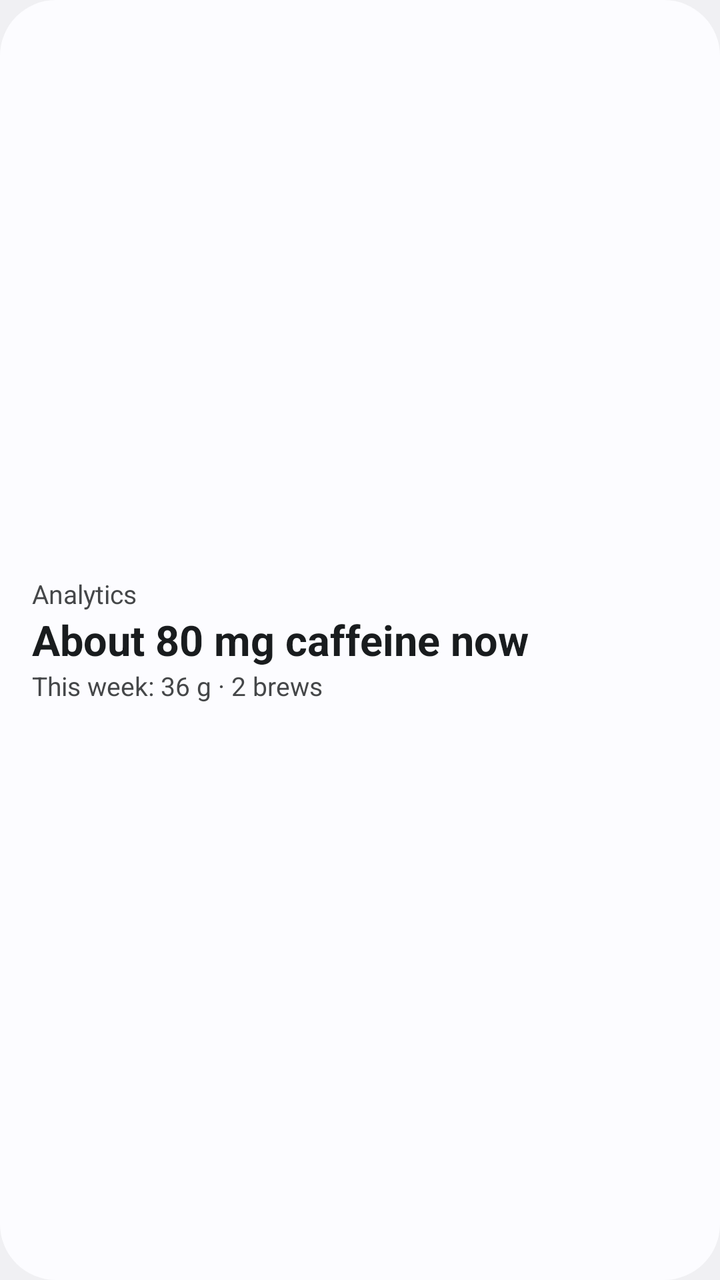
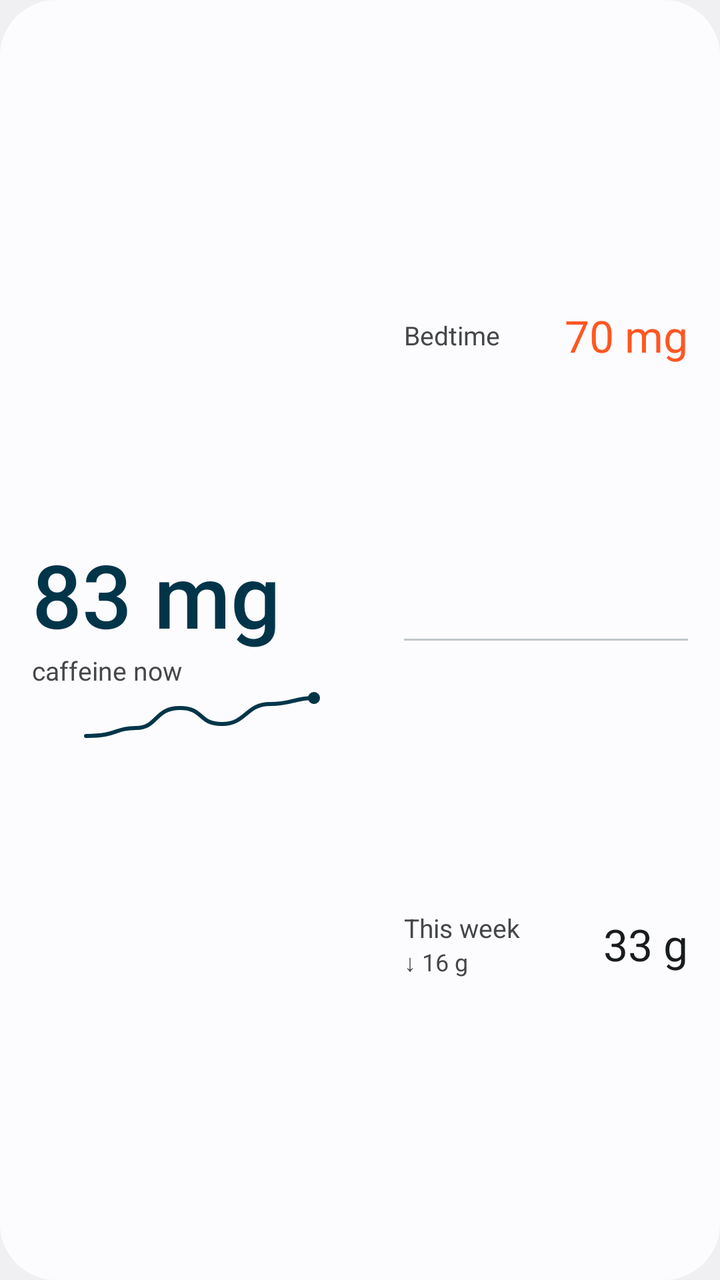

The first picture is an Android layout as it rendered before a commit; the second is the same layout after the commit. The layout source and the unified diff follow.
<!-- AndroidManifest.xml: application theme Theme.App -->
<!-- res/layout/widget_analytics_preview.xml -->
<?xml version="1.0" encoding="utf-8"?>
<LinearLayout xmlns:android="http://schemas.android.com/apk/res/android"
    android:layout_width="match_parent"
    android:layout_height="match_parent"
    android:background="@drawable/widget_brew_background"
    android:gravity="center_vertical"
    android:orientation="vertical"
    android:padding="16dp">
    <TextView android:layout_width="match_parent" android:layout_height="wrap_content" android:text="@string/analytics_widget_name" android:textColor="@color/widget_secondary_text" android:textSize="13sp" />
    <TextView android:layout_width="match_parent" android:layout_height="wrap_content" android:text="@string/analytics_widget_preview_caffeine" android:textColor="@color/widget_primary_text" android:textSize="21sp" android:textStyle="bold" />
    <TextView android:layout_width="match_parent" android:layout_height="wrap_content" android:text="@string/analytics_widget_preview_week" android:textColor="@color/widget_secondary_text" android:textSize="13sp" />
</LinearLayout>
<!-- resources referenced by this layout -->
<resources>
  <color name="widget_primary_text">@android:color/system_neutral1_900</color>
  <color name="widget_secondary_text">@android:color/system_neutral1_700</color>
  <!-- drawable widget_brew_background (drawable) -->
  <?xml version="1.0" encoding="utf-8"?>
  <shape xmlns:android="http://schemas.android.com/apk/res/android" android:shape="rectangle">
      <solid android:color="@color/widget_background" />
      <corners android:radius="@android:dimen/system_app_widget_background_radius" />
  </shape>
  <string name="analytics_widget_name">Analytics</string>
  <string name="analytics_widget_preview_caffeine">About 80 mg caffeine now</string>
  <string name="analytics_widget_preview_week">This week: 36 g · 2 brews</string>
  <style name="Theme.App" parent="android:Theme.DeviceDefault.Light.NoActionBar" />
  <color name="widget_background">@android:color/system_neutral1_10</color>
</resources>

<!-- the commit's change to res/layout/widget_analytics_preview.xml (unified diff, before → after) -->
@@ -1,12 +1,29 @@
 <?xml version="1.0" encoding="utf-8"?>
 <LinearLayout xmlns:android="http://schemas.android.com/apk/res/android"
+    android:id="@android:id/background"
     android:layout_width="match_parent"
     android:layout_height="match_parent"
     android:background="@drawable/widget_brew_background"
     android:gravity="center_vertical"
-    android:orientation="vertical"
+    android:orientation="horizontal"
     android:padding="16dp">
-    <TextView android:layout_width="match_parent" android:layout_height="wrap_content" android:text="@string/analytics_widget_name" android:textColor="@color/widget_secondary_text" android:textSize="13sp" />
-    <TextView android:layout_width="match_parent" android:layout_height="wrap_content" android:text="@string/analytics_widget_preview_caffeine" android:textColor="@color/widget_primary_text" android:textSize="21sp" android:textStyle="bold" />
-    <TextView android:layout_width="match_parent" android:layout_height="wrap_content" android:text="@string/analytics_widget_preview_week" android:textColor="@color/widget_secondary_text" android:textSize="13sp" />
+    <LinearLayout android:layout_width="0dp" android:layout_height="match_parent" android:layout_weight="1.2" android:gravity="center_vertical" android:orientation="vertical">
+        <TextView android:layout_width="match_parent" android:layout_height="wrap_content" android:fontFamily="sans-serif-medium" android:text="83 mg" android:textColor="@color/widget_icon_foreground" android:textSize="44sp" />
+        <TextView android:layout_width="match_parent" android:layout_height="wrap_content" android:text="@string/analytics_widget_now_caption" android:textColor="@color/widget_secondary_text" android:textSize="13sp" />
+        <ImageView android:layout_width="match_parent" android:layout_height="28dp" android:src="@drawable/widget_analytics_preview_sparkline" />
+    </LinearLayout>
+    <LinearLayout android:layout_width="0dp" android:layout_height="match_parent" android:layout_marginStart="16dp" android:layout_weight="1" android:gravity="center_vertical" android:orientation="vertical">
+        <LinearLayout android:layout_width="match_parent" android:layout_height="0dp" android:layout_weight="1" android:gravity="center_vertical" android:orientation="horizontal">
+            <TextView android:layout_width="0dp" android:layout_height="wrap_content" android:layout_weight="1" android:text="@string/analytics_widget_bedtime_title" android:textColor="@color/widget_secondary_text" android:textSize="13sp" />
+            <TextView android:layout_width="wrap_content" android:layout_height="wrap_content" android:text="70 mg" android:textColor="?android:attr/colorError" android:textSize="22sp" />
+        </LinearLayout>
+        <TextView android:importantForAccessibility="no" android:layout_width="match_parent" android:layout_height="1dp" android:background="@color/widget_outline" />
+        <LinearLayout android:layout_width="match_parent" android:layout_height="0dp" android:layout_weight="1" android:gravity="center_vertical" android:orientation="horizontal">
+            <LinearLayout android:layout_width="0dp" android:layout_height="wrap_content" android:layout_weight="1" android:orientation="vertical">
+                <TextView android:layout_width="match_parent" android:layout_height="wrap_content" android:text="@string/analytics_widget_week_title" android:textColor="@color/widget_secondary_text" android:textSize="13sp" />
+                <TextView android:layout_width="match_parent" android:layout_height="wrap_content" android:text="↓ 16 g" android:textColor="@color/widget_secondary_text" android:textSize="12sp" />
+            </LinearLayout>
+            <TextView android:layout_width="wrap_content" android:layout_height="wrap_content" android:text="33 g" android:textColor="@color/widget_primary_text" android:textSize="22sp" />
+        </LinearLayout>
+    </LinearLayout>
 </LinearLayout>
<!-- resource entries referenced after the edit -->
@@ -1,16 +1,27 @@
 <!-- resources referenced by this layout -->
 <resources>
+  <color name="widget_icon_foreground">@android:color/system_accent1_800</color>
+  <color name="widget_outline">@android:color/system_neutral2_200</color>
   <color name="widget_primary_text">@android:color/system_neutral1_900</color>
   <color name="widget_secondary_text">@android:color/system_neutral1_700</color>
+  <!-- drawable widget_analytics_preview_sparkline (drawable) -->
+  <vector xmlns:android="http://schemas.android.com/apk/res/android"
+      android:width="120dp"
+      android:height="28dp"
+      android:viewportWidth="120"
+      android:viewportHeight="28">
+      <path android:fillColor="#00000000" android:pathData="M2,24 C18,24 16,20 27,20 C38,20 36,10 49,10 C61,10 58,18 70,18 C82,18 82,8 94,8 C105,8 106,5 116,5" android:strokeColor="@color/widget_icon_foreground" android:strokeLineCap="round" android:strokeLineJoin="round" android:strokeWidth="2" />
+      <path android:fillColor="@color/widget_icon_foreground" android:pathData="M116,2a3,3 0,1 0,0 6a3,3 0,1 0,0 -6" />
+  </vector>
   <!-- drawable widget_brew_background (drawable) -->
   <?xml version="1.0" encoding="utf-8"?>
   <shape xmlns:android="http://schemas.android.com/apk/res/android" android:shape="rectangle">
       <solid android:color="@color/widget_background" />
       <corners android:radius="@android:dimen/system_app_widget_background_radius" />
   </shape>
-  <string name="analytics_widget_name">Analytics</string>
-  <string name="analytics_widget_preview_caffeine">About 80 mg caffeine now</string>
-  <string name="analytics_widget_preview_week">This week: 36 g · 2 brews</string>
+  <string name="analytics_widget_bedtime_title">Bedtime</string>
+  <string name="analytics_widget_now_caption">caffeine now</string>
+  <string name="analytics_widget_week_title">This week</string>
   <style name="Theme.App" parent="android:Theme.DeviceDefault.Light.NoActionBar" />
   <color name="widget_background">@android:color/system_neutral1_10</color>
 </resources>
